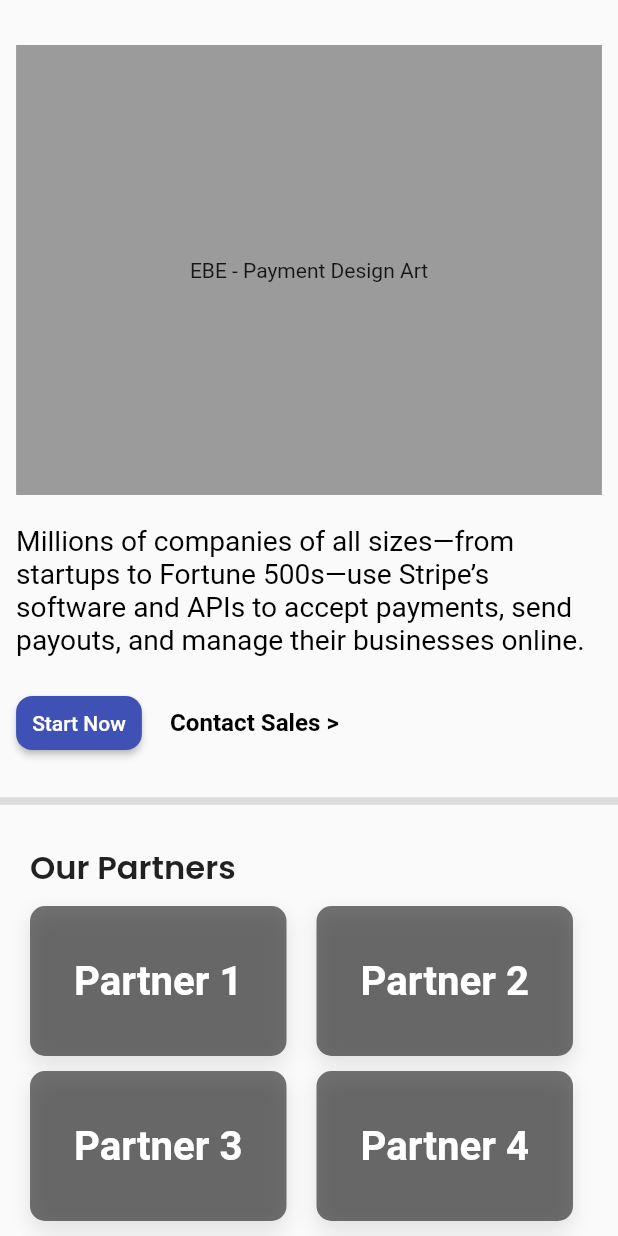
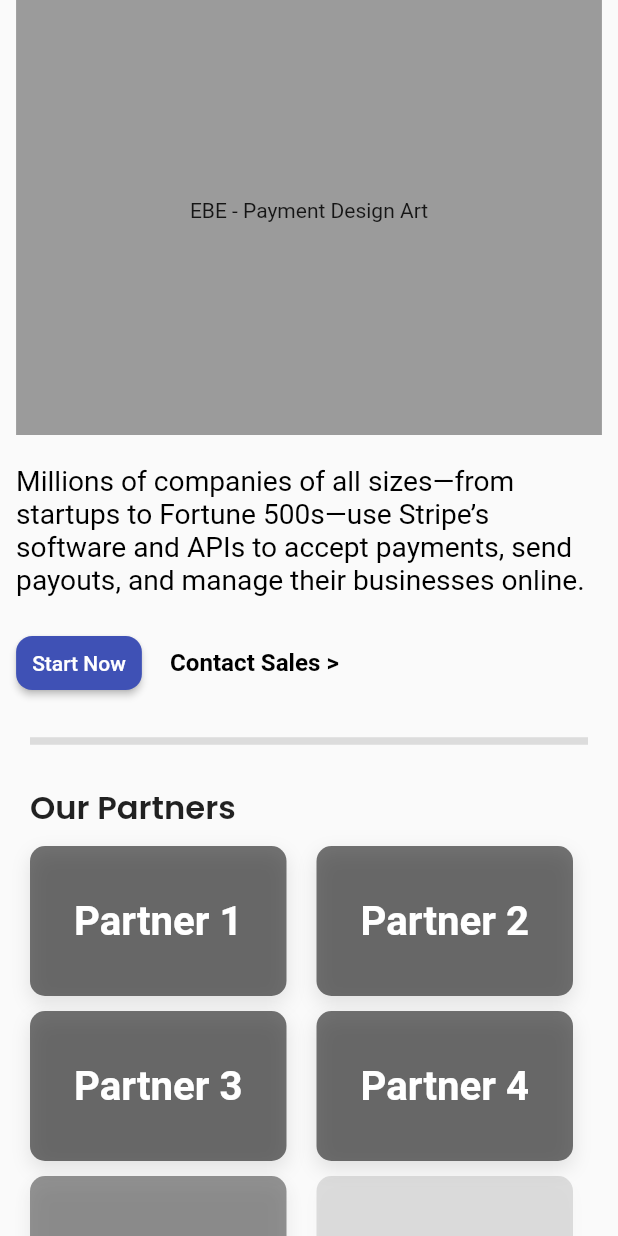
Before and after one commit to MeYo0o/ebe-payment, a Flutter app: the screen it shows after launch, scrolled down 576 dp, after a tap on "Contact Sales >", on a phone screen of 412 x 824 dp. Run offline on Flutter 3.47's test engine with Material 2 defaults, Android fonts, the phone set to English and light mode, and no system bars; our stand-ins replace firebase_core, flutter_screenutil, get, google_fonts; accounts and stored records are empty; statements that could not run were skipped.

Commit message:
Add Animations to the Partners Section

```diff
--- a/lib/controllers/main_screen/main_controller.dart
+++ b/lib/controllers/main_screen/main_controller.dart
@@ -1,9 +1,60 @@
 import 'package:flutter/material.dart';
 import 'package:get/get.dart';
 
-import '../../views/main_screen/widgets/top_container_widgets/animated_gradient.dart';
+class MainController extends GetxController {
+  @override
+  void onInit() {
+    super.onInit();
+    // runPartnersAnimations();
+    mainScrollerController.addListener(_scrollListener);
+  }
 
-class MainController extends GetxController {
+  @override
+  void dispose() {
+    mainScrollerController.removeListener(_scrollListener);
+    super.dispose();
+  }
+
+  void _scrollListener() {
+    // debugPrint(mainScrollerController.offset.toString());
+    // debugPrint(mainScrollerController.position.toString());
+    // debugPrint(mainScrollerController.position.pixels.toString());
+    //Detect Top
+    // if (mainScrollerController.offset <=
+    //     mainScrollerController.position.minScrollExtent &&
+    //     !mainScrollerController.position.outOfRange) {
+    //   print('i am at the top!');
+    // }
+    //Detect Bottom
+    // if (mainScrollerController.offset >=
+    //         mainScrollerController.position.maxScrollExtent &&
+    //     !mainScrollerController.position.outOfRange) {
+    //   print('i am at the bottom!');
+    // }
+    //partnersAnimationController
+
+    if (mainScrollerController.offset >=
+        mainScrollerController.position.maxScrollExtent * 0.5) {
+      runPartnersAnimations();
+    } else {
+      partnerAnimRunning = false;
+      partnerAnimDuration = 0;
+      update();
+    }
+  }
+
   final mainScaffoldKey = GlobalKey<ScaffoldState>();
   final mainPopupMenuKey = GlobalKey<PopupMenuButtonState>();
+  final ScrollController mainScrollerController = ScrollController();
+  double partnerAnimDuration = 0;
+  bool partnerAnimRunning = false;
+
+  void runPartnersAnimations() async {
+    if (!partnerAnimRunning) {
+      debugPrint('runPartnersAnimations');
+      partnerAnimRunning = true;
+      partnerAnimDuration = 1.0;
+      update();
+    }
+  }
 }
--- /dev/null
+++ b/lib/core/main_screen_scrollable_widgets.dart
@@ -0,0 +1,14 @@
+import 'package:flutter/material.dart';
+
+import '../views/main_screen/widgets/partners_container.dart';
+import '../views/main_screen/widgets/top_container.dart';
+
+const List<Widget> scrollableWidgetsList = [
+  TopContainer(),
+  Divider(
+    thickness: 5,
+    indent: 20,
+    endIndent: 20,
+  ),
+  PartnersContainer(),
+];
--- a/lib/views/main_screen/main_screen.dart
+++ b/lib/views/main_screen/main_screen.dart
@@ -1,5 +1,4 @@
 import 'package:ebe_payment/controllers/main_screen/main_controller.dart';
-import 'package:ebe_payment/views/common_widgets/app_drawer.dart';
 import 'package:ebe_payment/views/main_screen/widgets/partners_container.dart';
 import 'package:ebe_payment/views/main_screen/widgets/top_container.dart';
 import 'package:flutter/material.dart';
@@ -12,18 +11,35 @@ class MainScreen extends StatelessWidget {
   Widget build(BuildContext context) {
     final msc = Get.find<MainController>();
     return Scaffold(
-        key: msc.mainScaffoldKey,
-        drawer: const AppDrawer(),
-        endDrawer: const AppDrawer(),
-        body: SingleChildScrollView(
-          child: Column(
-            crossAxisAlignment: CrossAxisAlignment.stretch,
-            children: const [
-              TopContainer(),
-              Divider(thickness: 5),
-              PartnersContainer(),
-            ],
+      key: msc.mainScaffoldKey,
+      body: SizedBox(
+        width: double.infinity,
+        child: Scrollbar(
+          controller: msc.mainScrollerController,
+          // thickness: 3,
+          // isAlwaysShown: true,
+          //! enable from here
+          child: ListView.builder(
+            //   primary: true,
+            shrinkWrap: true,
+            cacheExtent: 300,
+            controller: msc.mainScrollerController,
+            physics: const BouncingScrollPhysics(),
+            itemCount: 3,
+            itemBuilder: (context, index) {
+              return const [
+                TopContainer(),
+                Divider(
+                  thickness: 5,
+                  indent: 20,
+                  endIndent: 20,
+                ),
+                PartnersContainer(),
+              ][index];
+            },
           ),
-        ));
+        ),
+      ),
+    );
   }
 }
--- a/lib/views/main_screen/widgets/partners_container.dart
+++ b/lib/views/main_screen/widgets/partners_container.dart
@@ -1,8 +1,10 @@
+import 'package:ebe_payment/controllers/main_screen/main_controller.dart';
 import 'package:ebe_payment/core/partners_list.dart';
 import 'package:ebe_payment/core/screen_sizes.dart';
 import 'package:ebe_payment/views/common_widgets/gap_height.dart';
 import 'package:flutter/material.dart';
 import 'package:flutter_screenutil/flutter_screenutil.dart';
+import 'package:get/get.dart';
 import 'package:google_fonts/google_fonts.dart';
 
 class PartnersContainer extends StatelessWidget {
@@ -22,9 +24,15 @@ class PartnersContainer extends StatelessWidget {
               fontWeight: FontWeight.w600,
             ),
           ),
-            GapHeight(10),
-            GridView(
+          const GapHeight(10),
+          GetBuilder<MainController>(
+            // tag: 'partnerAnimTag',
+            init: Get.find<MainController>(),
+            builder: (msc) {
+              return GridView(
                 shrinkWrap: true,
+                primary: false,
+                physics: const NeverScrollableScrollPhysics(),
                 gridDelegate: SliverGridDelegateWithFixedCrossAxisCount(
                   crossAxisCount: kCurrentSize(context) > kDesktop ? 4 : 2,
                   mainAxisExtent: 100,
@@ -33,7 +41,14 @@ class PartnersContainer extends StatelessWidget {
                   // childAspectRatio: 3 / 2,
                 ),
                 children: kPartnersList
-                  .map((partner) => Container(
+                    .map(
+                      (partner) => AnimatedOpacity(
+                        duration: Duration(
+                            milliseconds: 300 +
+                                kPartnersList.indexOf(partner) * 400),
+                        opacity: msc.partnerAnimDuration,
+                        curve: Curves.bounceIn,
+                        child: Container(
                           margin: const EdgeInsets.only(right: 10),
                           padding: const EdgeInsets.all(10),
                           decoration: BoxDecoration(
@@ -43,7 +58,7 @@ class PartnersContainer extends StatelessWidget {
                               BoxShadow(
                                 color: Colors.black.withOpacity(0.1),
                                 blurRadius: 10,
-                              offset: Offset(0, 5),
+                                offset: const Offset(0, 5),
                               ),
                             ],
                           ),
@@ -56,10 +71,15 @@ class PartnersContainer extends StatelessWidget {
                               fontWeight: FontWeight.bold,
                             ),
                           ),
-                      ))
+                        ),
+                      ),
+                    )
                     .toList(),
+              );
+            },
           ),
         ],
-        ));
+      ),
+    );
   }
 }
--- a/lib/views/main_screen/widgets/top_container.dart
+++ b/lib/views/main_screen/widgets/top_container.dart
@@ -1,7 +1,8 @@
-import 'package:ebe_payment/views/main_screen/widgets/top_container_widgets/cliped_container.dart';
 import 'package:ebe_payment/views/main_screen/widgets/top_container_widgets/middle_widgets.dart';
 import 'package:ebe_payment/views/main_screen/widgets/top_container_widgets/top_nav_bar.dart';
 import 'package:flutter/material.dart';
+
+import 'top_container_widgets/cliped_container.dart';
 
 class TopContainer extends StatelessWidget {
   const TopContainer({Key? key}) : super(key: key);
@@ -11,7 +12,7 @@ class TopContainer extends StatelessWidget {
     return Stack(
       children: const [
         MiddleContainer(),
-        // ClippedContainer(),
+        ClippedContainer(),
         TopNavBar(),
       ],
     );
--- a/lib/views/main_screen/widgets/top_container_widgets/cliped_container.dart
+++ b/lib/views/main_screen/widgets/top_container_widgets/cliped_container.dart
@@ -1,8 +1,6 @@
-import 'package:ebe_payment/controllers/main_screen/main_controller.dart';
 import 'package:flutter/material.dart';
-import 'package:get/get.dart';
 
-import '../../../../models/meyo_clipper.dart';
+import '../../../../packages/meyo_clipper.dart';
 import 'animated_gradient.dart';
 
 class ClippedContainer extends StatelessWidget {
--- a/lib/views/main_screen/widgets/top_container_widgets/middle_widgets.dart
+++ b/lib/views/main_screen/widgets/top_container_widgets/middle_widgets.dart
@@ -1,13 +1,11 @@
-import 'package:ebe_payment/core/screen_sizes.dart';
 import 'package:ebe_payment/views/common_widgets/gap_height.dart';
-import 'package:ebe_payment/views/common_widgets/gap_width.dart';
-import 'package:ebe_payment/views/common_widgets/meyo_button.dart';
 import 'package:ebe_payment/views/main_screen/widgets/top_container_widgets/middle_widgets/middle_left/middle_body.dart';
 import 'package:ebe_payment/views/main_screen/widgets/top_container_widgets/middle_widgets/middle_left/middle_heading.dart';
 import 'package:ebe_payment/views/main_screen/widgets/top_container_widgets/middle_widgets/middle_right/middle_right_art.dart';
 import 'package:flutter/material.dart';
 import 'package:flutter_screenutil/flutter_screenutil.dart';
 
+import '../../../../core/screen_sizes.dart';
 import 'middle_widgets/middle_left/middle_start_contact.dart';
 
 class MiddleContainer extends StatelessWidget {
@@ -17,7 +15,7 @@ class MiddleContainer extends StatelessWidget {
   Widget build(BuildContext context) {
     return Container(
       margin: EdgeInsets.only(
-        top: 210,
+        top: 170,
         left: 20.w,
         right: 20.w,
       ),
@@ -38,7 +36,7 @@ class MiddleContainer extends StatelessWidget {
                     ],
                   ),
                 ),
-                Expanded(
+                const Expanded(
                   child: MiddleRightArt(),
                 ),
               ],
--- a/lib/views/main_screen/widgets/top_container_widgets/middle_widgets/middle_left/middle_start_contact.dart
+++ b/lib/views/main_screen/widgets/top_container_widgets/middle_widgets/middle_left/middle_start_contact.dart
@@ -11,11 +11,11 @@ class MiddleStartContact extends StatelessWidget {
   Widget build(BuildContext context) {
     return Row(
       children: [
-        MeyoButton(text: 'Start Now'),
-        GapWidth(20),
+        const MeyoButton(text: 'Start Now'),
+        const GapWidth(20),
         TextButton(
           onPressed: () {},
-          child: Text('Contact Sales >'),
+          child: const Text('Contact Sales >'),
           style: TextButton.styleFrom(
             primary: Colors.black,
             textStyle: TextStyle(
--- a/lib/views/main_screen/widgets/top_container_widgets/middle_widgets/middle_right/middle_right_art.dart
+++ b/lib/views/main_screen/widgets/top_container_widgets/middle_widgets/middle_right/middle_right_art.dart
@@ -11,7 +11,7 @@ class MiddleRightArt extends StatelessWidget {
         height: 400,
         alignment: Alignment.center,
         color: Colors.black38,
-        child: Text('EBE - Payment Design Art'),
+        child: const Text('EBE - Payment Design Art'),
       ),
     );
   }
--- a/lib/views/main_screen/widgets/top_container_widgets/top_nav_bar.dart
+++ b/lib/views/main_screen/widgets/top_container_widgets/top_nav_bar.dart
@@ -1,8 +1,8 @@
 import 'package:ebe_payment/core/screen_sizes.dart';
-import 'package:ebe_payment/views/main_screen/main_screen.dart';
 import 'package:flutter/material.dart';
 import 'package:flutter_screenutil/flutter_screenutil.dart';
 import 'package:get/get.dart';
+
 import '../../../../controllers/main_screen/main_controller.dart';
 import '../../../../core/constants.dart';
 import '../../../common_widgets/meyo_button.dart';
--- a/pubspec.yaml
+++ b/pubspec.yaml
@@ -39,6 +39,8 @@ dependencies:
   google_fonts: ^2.3.1
   flutter_custom_clippers: ^2.0.0
   hovering: ^1.0.4
+  firebase_core: ^1.14.0
+  keframe: ^2.0.4
 
 dev_dependencies:
   flutter_test:
```
Also changed, not shown: lib/packages/meyo_clipper.dart (renamed from lib/models/meyo_clipper.dart), pubspec.lock, 1 other file. Lines whose indentation alone changed are shown as unchanged.
